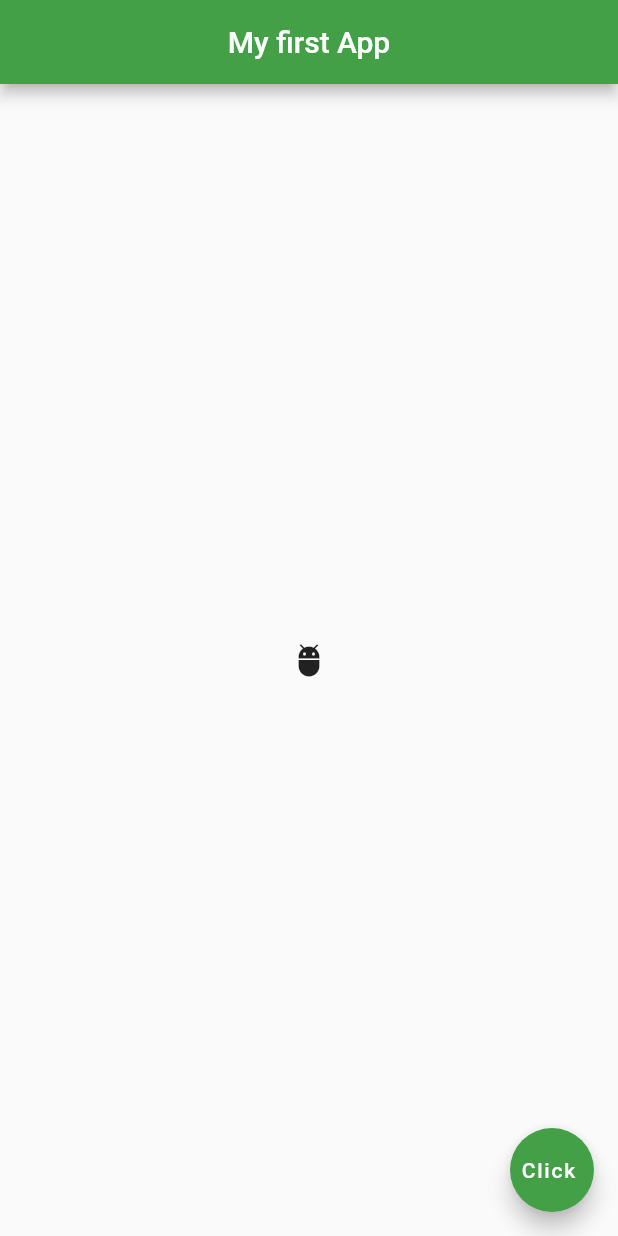
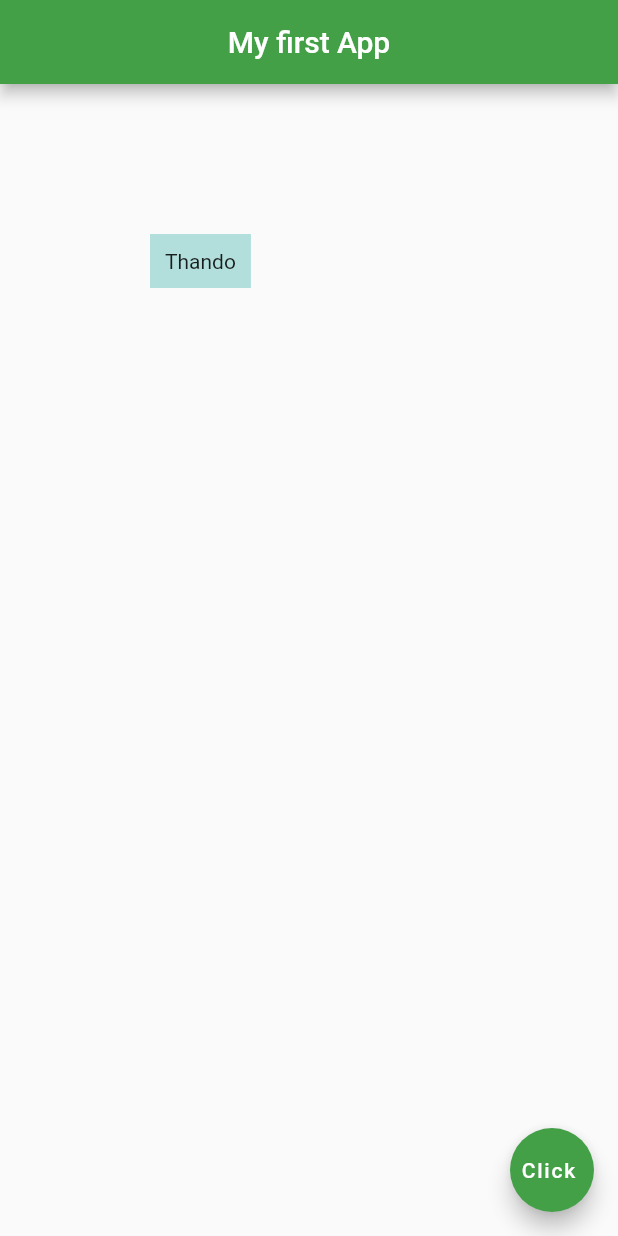
Before and after one commit to Thandohimself/flutterdemo_app, a Flutter app: the screen it shows after launch, on a phone screen of 412 x 824 dp. Run offline on Flutter 3.47's test engine with Material 2 defaults, Android fonts, the phone set to English and light mode, and no system bars.

Commit message:
Containers & Padding (Margin + padding)

```diff
--- a/lib/main.dart
+++ b/lib/main.dart
@@ -13,11 +13,11 @@ class Home extends StatelessWidget {
         centerTitle: true,
         backgroundColor: Colors.green[600],
       ),
-      body: Center(
-        child: IconButton(
-          onPressed: () {},
-          icon: Icon(Icons.adb),
-        ),
+      body: Container(
+        color: Colors.teal[100],
+        child: Text('Thando'),
+        padding: EdgeInsets.fromLTRB(10, 10, 10, 10),
+        margin: EdgeInsets.all(100.0),
       ),
       floatingActionButton: FloatingActionButton(
         onPressed: () {},
```
